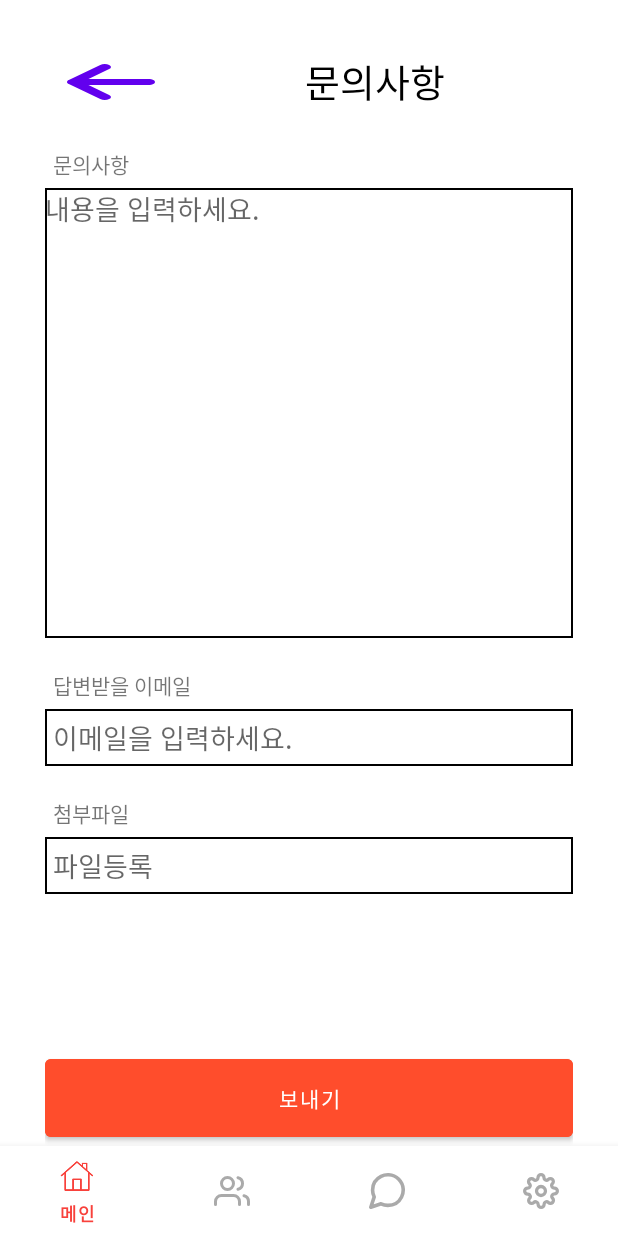
After one commit to Leewongi0731/DataCompetition_ExercisePharmacist, an Android app: the fragment SettingQuestionFragment placed in its activity, on a phone screen of 412 x 824 dp. The commit adds this screen. Run offline under Robolectric (Android 15) with nearby library versions, the phone set to English and light mode, and no system bars.

Commit message:
setting layout fragment commit

```diff
--- /dev/null
+++ b/app/src/main/java/com/example/physicalplatform/setting/SettingQuestionFragment.java
@@ -0,0 +1,42 @@
+package com.example.physicalplatform.setting;
+
+import android.content.Context;
+import android.os.Bundle;
+import android.view.LayoutInflater;
+import android.view.View;
+import android.view.ViewGroup;
+import android.widget.Button;
+
+import androidx.annotation.NonNull;
+import androidx.annotation.Nullable;
+import androidx.fragment.app.Fragment;
+import androidx.fragment.app.FragmentManager;
+
+import com.example.physicalplatform.R;
+
+public class SettingQuestionFragment extends Fragment {
+    private ViewGroup viewGroup;
+    private Context context;
+
+    private Button settingQuestionsBackBtn;
+
+    private FragmentManager fragmentManager;
+    public View onCreateView(@NonNull LayoutInflater inflater, @Nullable ViewGroup container, @Nullable Bundle savedInstanceState) {
+        viewGroup = (ViewGroup) inflater.inflate(R.layout.setting_questions, container, false);
+        context = container.getContext();
+
+
+        // set backBtn
+        settingQuestionsBackBtn = (Button) viewGroup.findViewById(R.id.settingQuestionsBackBtn);
+        settingQuestionsBackBtn.setOnClickListener(new View.OnClickListener(){
+            @Override
+            public void onClick(View v) {
+                fragmentManager = getActivity().getSupportFragmentManager();
+                fragmentManager.popBackStackImmediate();
+            }
+        });
+
+
+        return viewGroup;
+    }
+}
--- /dev/null
+++ b/app/src/main/res/drawable/black_text_box.xml
@@ -0,0 +1,12 @@
+<?xml version="1.0" encoding="utf-8"?>
+<shape xmlns:android="http://schemas.android.com/apk/res/android"
+    android:padding="10dp"
+    android:shape="rectangle" >
+
+    <solid android:color="#FFFFFFFF" />
+
+    <stroke
+        android:width="2px"
+        android:color="#FF000000" />
+
+</shape>
--- /dev/null
+++ b/app/src/main/res/drawable/ic_play_video.xml
@@ -0,0 +1,5 @@
+<vector android:height="24dp" android:tint="#FF4D2C"
+    android:viewportHeight="24" android:viewportWidth="24"
+    android:width="24dp" xmlns:android="http://schemas.android.com/apk/res/android">
+    <path android:fillColor="@android:color/white" android:pathData="M12,2C6.48,2 2,6.48 2,12s4.48,10 10,10 10,-4.48 10,-10S17.52,2 12,2zM10,16.5v-9l6,4.5 -6,4.5z"/>
+</vector>
--- a/app/src/main/res/layout/health_video_recycle_view_item.xml
+++ b/app/src/main/res/layout/health_video_recycle_view_item.xml
@@ -55,9 +55,9 @@
                 android:gravity="center">
 
                 <ImageView
-                    android:layout_width="wrap_content"
-                    android:layout_height="wrap_content"
-                    android:src="@drawable/ic_star_color"/>
+                    android:layout_width="match_parent"
+                    android:layout_height="match_parent"
+                    android:src="@drawable/ic_play_video"/>
             </LinearLayout>
         </LinearLayout>
 
--- a/app/src/main/res/layout/setting_page.xml
+++ b/app/src/main/res/layout/setting_page.xml
@@ -71,6 +71,7 @@
         >
 
         <TextView
+            android:id="@+id/textViewSettingNotice"
             android:layout_width="match_parent"
             android:layout_height="wrap_content"
             android:layout_marginTop="10dp"
@@ -93,6 +94,7 @@
         >
 
         <TextView
+            android:id="@+id/textViewSettingQuestions"
             android:layout_width="match_parent"
             android:layout_height="wrap_content"
             android:layout_marginTop="10dp"
--- /dev/null
+++ b/app/src/main/res/layout/setting_questions.xml
@@ -0,0 +1,110 @@
+<?xml version="1.0" encoding="utf-8"?>
+<LinearLayout xmlns:android="http://schemas.android.com/apk/res/android"
+    android:layout_width="match_parent"
+    android:layout_height="match_parent"
+    android:layout_marginLeft="30dp"
+    android:layout_marginRight="30dp"
+    android:orientation="vertical"
+    >
+
+    <LinearLayout
+        android:layout_width="match_parent"
+        android:layout_height="wrap_content"
+        android:layout_marginTop="30dp"
+        android:orientation="horizontal"
+        >
+        <Button
+            android:id="@+id/settingQuestionsBackBtn"
+            android:layout_width="wrap_content"
+            android:layout_height="wrap_content"
+            android:background="@drawable/ic_back_key"
+            android:backgroundTint="@color/custom_red"
+            />
+
+        <TextView
+            android:layout_width="match_parent"
+            android:layout_height="match_parent"
+            android:text="문의사항"
+            android:textColor="@color/black"
+            android:textSize="25sp"
+            android:gravity="center"/>
+
+    </LinearLayout>
+
+
+    <TextView
+        android:layout_width="match_parent"
+        android:layout_height="wrap_content"
+        android:layout_marginTop="15dp"
+        android:padding="5dp"
+        android:text="문의사항"
+        />
+    <EditText
+        android:id="@+id/settingSendContents"
+        android:layout_width="match_parent"
+        android:layout_height="300dp"
+        android:inputType="textMultiLine|textNoSuggestions"
+        android:ems="10"
+        android:hint="내용을 입력하세요."
+        android:gravity="start"
+        android:background="@drawable/black_text_box"
+        />
+
+
+
+    <TextView
+        android:layout_width="match_parent"
+        android:layout_height="wrap_content"
+        android:layout_marginTop="15dp"
+        android:padding="5dp"
+        android:text="답변받을 이메일"
+        />
+    <EditText
+        android:id="@+id/settingSendEmail"
+        android:layout_width="match_parent"
+        android:layout_height="wrap_content"
+        android:ems="10"
+        android:padding="5dp"
+        android:hint="이메일을 입력하세요."
+        android:gravity="start"
+        android:background="@drawable/black_text_box"
+        />
+
+
+    <TextView
+        android:layout_width="match_parent"
+        android:layout_height="wrap_content"
+        android:layout_marginTop="15dp"
+        android:padding="5dp"
+        android:text="첨부파일"
+        />
+    <EditText
+        android:id="@+id/settingSendFileBtn"
+        android:layout_width="match_parent"
+        android:layout_height="wrap_content"
+        android:ems="10"
+        android:padding="5dp"
+        android:hint="파일등록"
+        android:gravity="start"
+        android:background="@drawable/black_text_box"
+        />
+
+    <RelativeLayout
+        android:layout_width="match_parent"
+        android:layout_height="match_parent">
+
+        <Button
+            android:id="@+id/settingSendBtn"
+            android:layout_width="match_parent"
+            android:layout_height="wrap_content"
+
+            android:layout_alignParentBottom="true"
+            android:layout_gravity="bottom"
+
+            android:padding="15dp"
+            android:text="보내기"
+            android:backgroundTint="@color/custom_red"
+            />
+    </RelativeLayout>
+
+</LinearLayout>
```
Also changed, not shown: app/src/main/java/com/example/physicalplatform/setting/SettingFragment.java (+34 -0 lines), app/src/main/java/com/example/physicalplatform/setting/SettingNoticeFragment.java (added, +43 -0 lines), app/src/main/res/layout/setting_notice.xml (added, +59 -0 lines).
